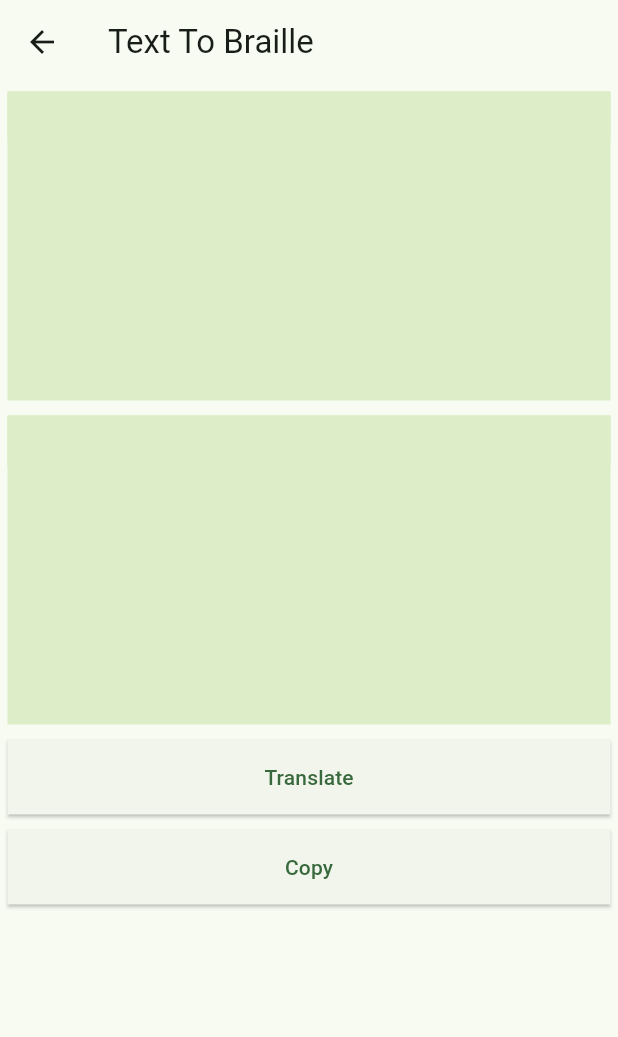
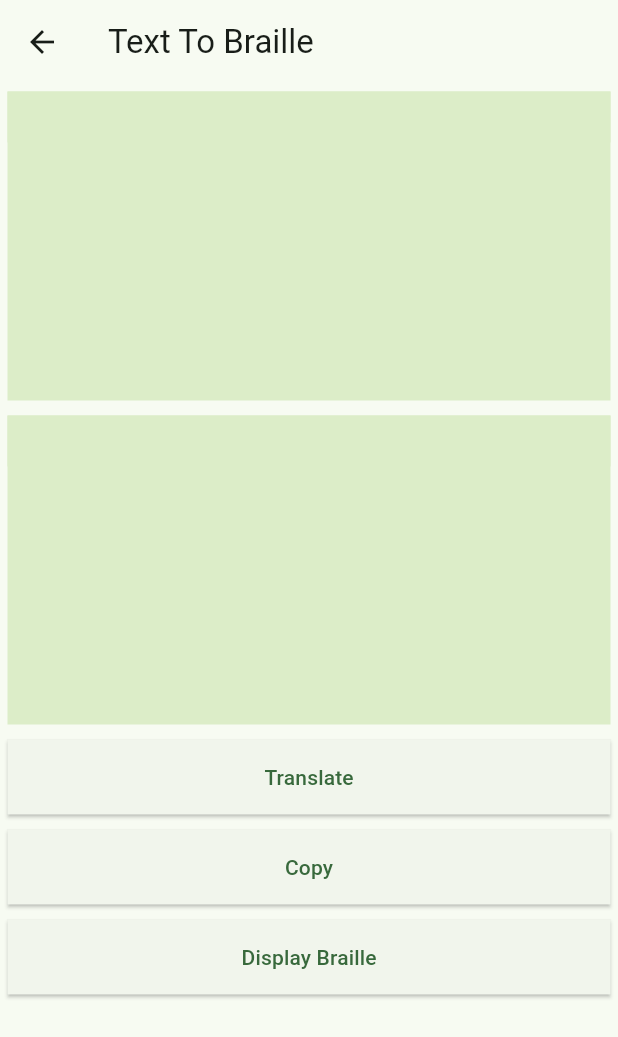
Before and after one commit to mohanavel15/RefreshableBrailleDisplay, a Flutter app: the screen it shows after launch, after a tap on "Translate a Text", on a phone screen of 412 x 824 dp. Shown: the top 1037 px of the screen. Run offline on Flutter 3.47's test engine with Material 3 defaults, Android fonts, the phone set to English and light mode, and no system bars; our stand-ins replace dio, file_picker, flutter_tts; missing offline and left inert: docx_to_text, flutter_tesseract_ocr.

Commit message:
changed application flow

```diff
--- a/app/lib/main.dart
+++ b/app/lib/main.dart
@@ -51,7 +51,7 @@ class MyHomePage extends StatelessWidget {
         Navigator.push(
           context,
           MaterialPageRoute(
-            builder: (context) => TextToBraille(text: text),
+            builder: (context) => Translator(text: text),
           ),
         );
       } catch (e) {
@@ -76,7 +76,7 @@ class MyHomePage extends StatelessWidget {
         Navigator.push(
           context,
           MaterialPageRoute(
-            builder: (context) => TextToBraille(text: text),
+            builder: (context) => Translator(text: text),
           ),
         );
       } catch (e) {
@@ -89,7 +89,7 @@ class MyHomePage extends StatelessWidget {
   Widget build(BuildContext context) {
     return Scaffold(
       appBar: AppBar(
-        title: const Text("Text to Braille"),
+        title: Text(title),
         actions: [
           IconButton(
             icon: const Icon(Icons.build, color: Colors.grey),
@@ -161,7 +161,7 @@ class MyHomePage extends StatelessWidget {
                     ),
                   );
                 },
-                child: const Text('Send a Text'),
+                child: const Text('Display Braille'),
               ),
             ),
             Padding(
--- a/app/lib/translator.dart
+++ b/app/lib/translator.dart
@@ -1,4 +1,5 @@
 import 'package:app/braille.dart';
+import 'package:app/text_to_braille.dart';
 import 'package:flutter/material.dart';
 import 'package:flutter/services.dart';
 
@@ -114,6 +115,26 @@ class _Translator extends State<Translator> {
               child: const Text('Copy'),
             ),
           ),
+          Padding(
+            padding: const EdgeInsets.all(5.0),
+            child: ElevatedButton(
+              onPressed: () {
+                  Navigator.push(
+                    context,
+                    MaterialPageRoute(
+                      builder: (context) => TextToBraille(text: _inputTextController.text),
+                    ),
+                  );
+                },
+              style: ElevatedButton.styleFrom(
+                shape: const RoundedRectangleBorder(
+                  borderRadius: BorderRadius.zero,
+                ),
+                minimumSize: Size(MediaQuery.of(context).size.width - 5, 50),
+              ),
+              child: const Text('Display Braille'),
+            ),
+          ),
         ],
       ),
     );
```
